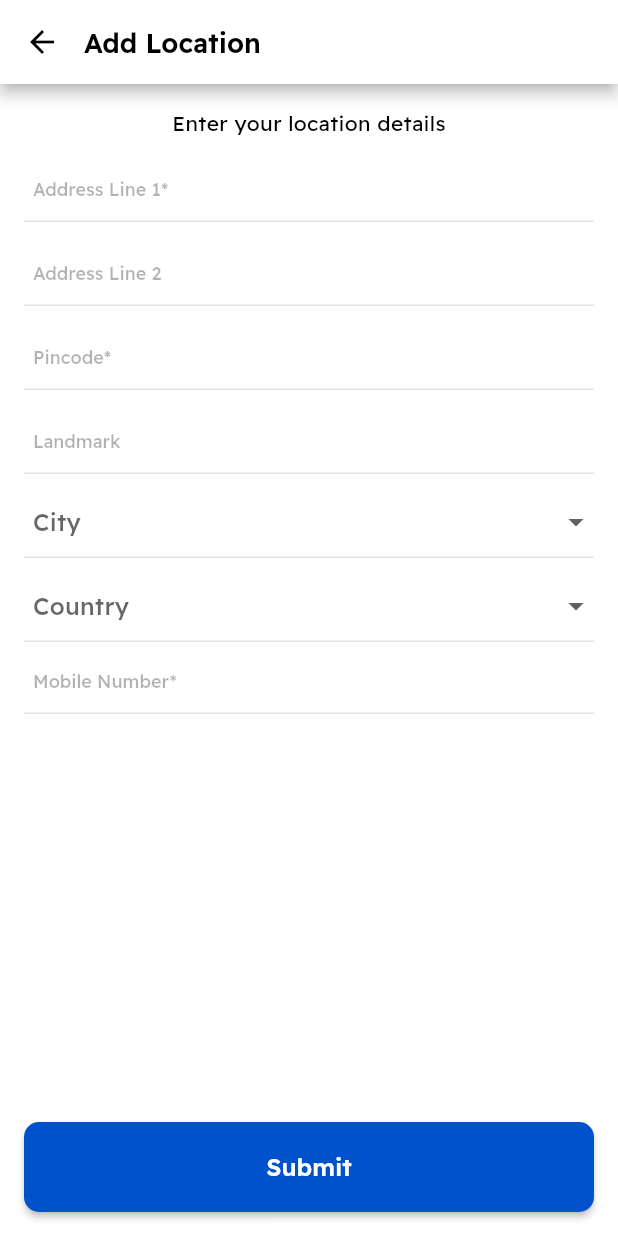
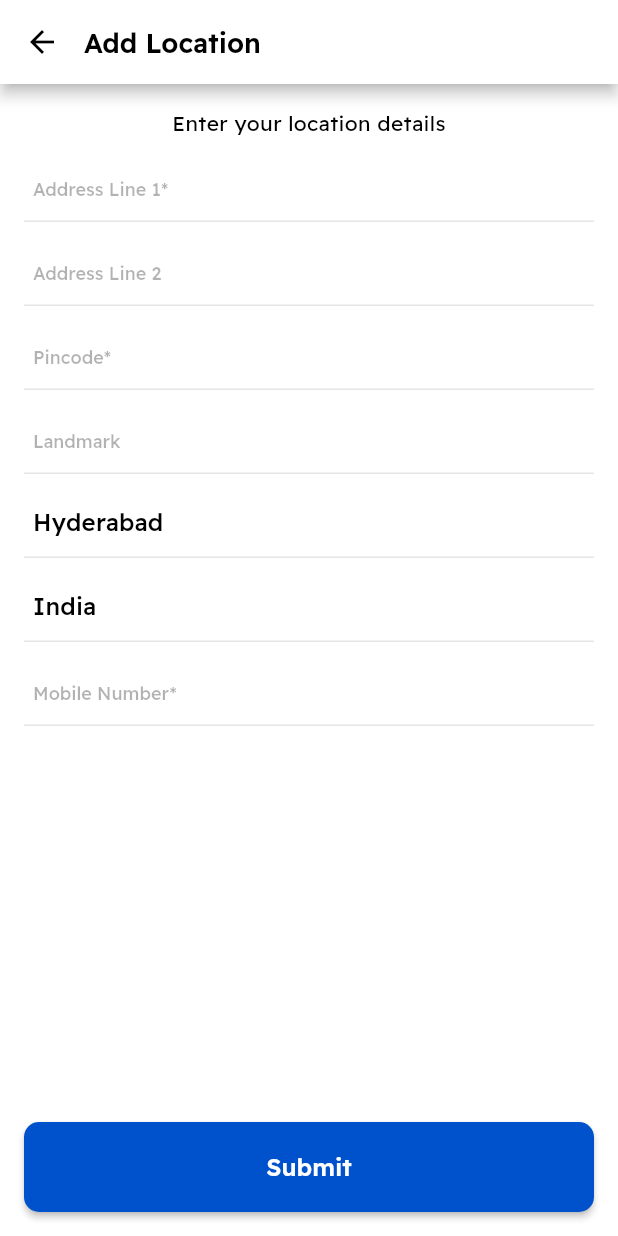
Before and after one commit to Sri-Satya-M/talaqa_user_app, a Flutter app: the AddLocationScreen screen opened directly, on a phone screen of 412 x 824 dp. Run offline on Flutter 3.47's test engine with Material 2 defaults, Android fonts, the phone set to English and light mode, and no system bars; our stand-ins replace cached_network_image, dio, dotted_decoration, fluro, geocoding, geolocator and 9 more; missing offline and left inert: flutter_date_pickers, flutter_portal, syncfusion_flutter_pdfviewer; accounts and stored records are empty.

Commit message:
Design and integrate api in location_screen

```diff
--- a/lib/ui/screens/main/home/booking/widgets/add_address.dart
+++ b/lib/ui/screens/main/home/booking/widgets/add_address.dart
@@ -3,7 +3,7 @@ import 'package:flutter/material.dart';
 
 import '../../../../../../resources/images.dart';
 import '../../../../../widgets/details_tile.dart';
-import 'add_location_screen.dart';
+import '../../../../location/location_screen.dart';
 
 class AddAddress extends StatefulWidget {
   @override
@@ -23,7 +23,7 @@ class _AddAddressState extends State<AddAddress> {
           'Select your saved location',
           style: textTheme.caption?.copyWith(color: Colors.black),
         ),
-        SizedBox(height: 16),
+        const SizedBox(height: 16),
         GestureDetector(
           onTap: () {
             selectedAddress = 0;
@@ -78,7 +78,7 @@ class _AddAddressState extends State<AddAddress> {
         const SizedBox(height: 16),
         GestureDetector(
           onTap: () {
-            AddLocationScreen.open(context);
+            LocationScreen.open(context);
           },
           child: Container(
             height: 80,
--- a/lib/ui/screens/main/home/booking/widgets/add_location_screen.dart
+++ b/lib/ui/screens/main/home/booking/widgets/add_location_screen.dart
@@ -1,7 +1,10 @@
+import 'package:alsan_app/bloc/location_bloc.dart';
 import 'package:alsan_app/resources/colors.dart';
 import 'package:alsan_app/ui/widgets/progress_button.dart';
 import 'package:flutter/material.dart';
 import 'package:flutter/services.dart';
+import 'package:geocoding/geocoding.dart';
+import 'package:provider/provider.dart';
 
 import '../../../../../widgets/error_snackbar.dart';
 
@@ -15,7 +18,7 @@ class AddLocationScreen extends StatefulWidget {
   ) {
     return Navigator.of(context).push(
       MaterialPageRoute(
-        builder: (context) => AddLocationScreen(),
+        builder: (context) => const AddLocationScreen(),
       ),
     );
   }
@@ -36,8 +39,21 @@ class _AddLocationScreenState extends State<AddLocationScreen> {
   @override
   final formKey = GlobalKey<FormState>();
 
+  initialize(Placemark? address) async {
+    if (address != null) {
+      addressLine1 = address.name!;
+      addressLine2 = address.street!;
+      landmark = address.subLocality!;
+      pincode = address.postalCode!;
+      city = address.locality!;
+      country = address.country!;
+    }
+  }
+
   @override
   Widget build(BuildContext context) {
+    var locationBloc = Provider.of<LocationBloc>(context, listen: true);
+    initialize(locationBloc.address);
     return Scaffold(
       appBar: AppBar(
         title: const Text("Add Location"),
@@ -55,6 +71,7 @@ class _AddLocationScreenState extends State<AddLocationScreen> {
               ),
               const SizedBox(height: 8),
               TextFormField(
+                initialValue: addressLine1,
                 onChanged: (value) {
                   setState(() {
                     addressLine1 = value;
@@ -76,6 +93,7 @@ class _AddLocationScreenState extends State<AddLocationScreen> {
               ),
               const SizedBox(height: 8),
               TextFormField(
+                initialValue: addressLine2,
                 onChanged: (value) {
                   setState(() {
                     addressLine2 = value;
@@ -97,6 +115,7 @@ class _AddLocationScreenState extends State<AddLocationScreen> {
               ),
               const SizedBox(height: 8),
               TextFormField(
+                initialValue: pincode,
                 onChanged: (value) {
                   setState(() {
                     pincode = value;
@@ -116,6 +135,7 @@ class _AddLocationScreenState extends State<AddLocationScreen> {
               ),
               const SizedBox(height: 8),
               TextFormField(
+                initialValue: landmark,
                 onChanged: (value) {
                   setState(() {
                     landmark = value;
@@ -133,52 +153,46 @@ class _AddLocationScreenState extends State<AddLocationScreen> {
                 },
               ),
               const SizedBox(height: 8),
-              DropdownButtonFormField(
+              TextFormField(
+                initialValue: city,
                 onChanged: (value) {
                   setState(() {
-                    city = value.toString();
+                    city = value;
                   });
                 },
-                decoration: const InputDecoration(hintText: "City"),
-                items: const [
-                  DropdownMenuItem(
-                    value: "Agra",
-                    child: Text("Agra"),
-                  ),
-                  DropdownMenuItem(
-                    value: "Hyderabad",
-                    child: Text("Hyderabad"),
-                  ),
-                  DropdownMenuItem(
-                    value: "Delhi",
-                    child: Text("Delhi"),
-                  )
-                ],
+                decoration: const InputDecoration(
+                  hintText: "City*",
+                ),
+                keyboardType: TextInputType.text,
+                validator: (value) {
+                  if (value == null || value.isEmpty) {
+                    return 'Enter City';
+                  }
+                  return null;
+                },
               ),
               const SizedBox(height: 8),
-              DropdownButtonFormField(
+              TextFormField(
+                initialValue: country,
                 onChanged: (value) {
                   setState(() {
-                    country = value.toString();
+                    country = value;
                   });
                 },
-                decoration: const InputDecoration(hintText: "Country"),
-                items: const [
-                  DropdownMenuItem(
-                    value: "India",
-                    child: Text("India"),
-                  ),
-                  DropdownMenuItem(
-                    value: "USA",
-                    child: Text("USA"),
-                  ),
-                  DropdownMenuItem(
-                    value: "Dubai",
-                    child: Text("Dubai"),
-                  )
-                ],
+                decoration: const InputDecoration(
+                  hintText: "Country",
+                ),
+                keyboardType: TextInputType.text,
+                validator: (value) {
+                  if (value == null || value.isEmpty) {
+                    return 'Enter Country';
+                  }
+                  return null;
+                },
               ),
+              const SizedBox(height: 8),
               TextFormField(
+                initialValue: mobileNumber,
                 onChanged: (value) {
                   setState(() {
                     mobileNumber = value;
```
Also changed, not shown: lib/ui/screens/location/location_screen.dart (added, +169 -0 lines), lib/ui/screens/location/widgets/location_search_box.dart (added, +171 -0 lines), lib/ui/screens/main/home/booking/booking_screen.dart (+33 -4 lines).
